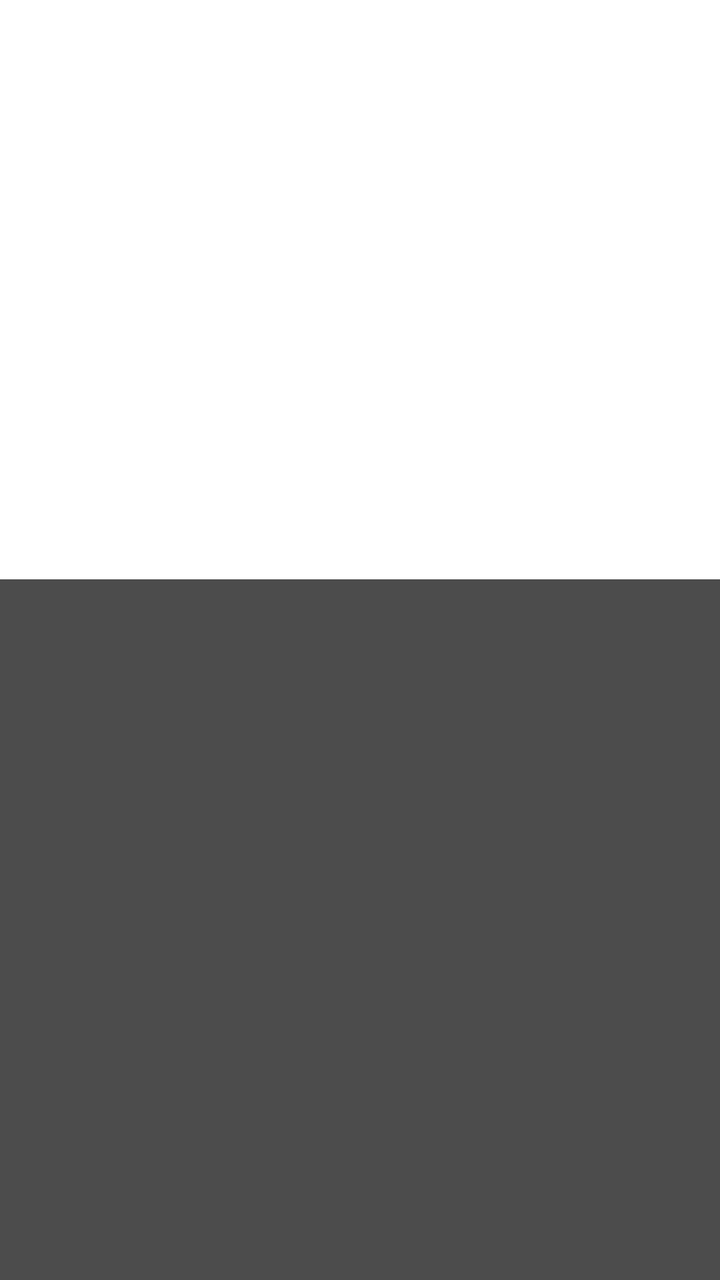
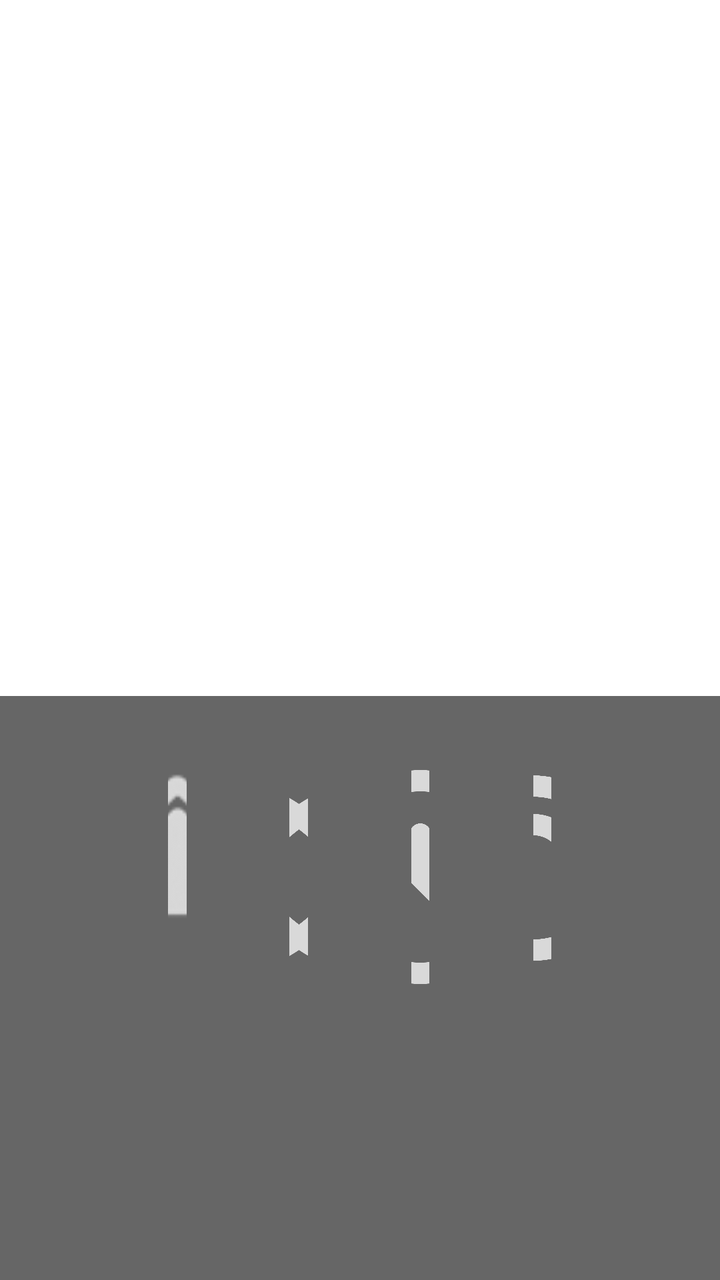

Compare the two renders of this Android layout. The source of the first and the diff that turns it into the second are given below.
<!-- AndroidManifest.xml: application theme AppTheme.NoActionBar -->
<!-- res/layout/activity_main.xml -->
<?xml version="1.0" encoding="utf-8"?>
<LinearLayout xmlns:android="http://schemas.android.com/apk/res/android"
    android:layout_width="match_parent"
    android:layout_height="match_parent"
    android:orientation="vertical">

    
    <FrameLayout
        android:id="@+id/tabContainer"
        android:layout_width="match_parent"
        android:layout_height="@dimen/vs_0"
        android:layout_weight="1" />

    
    <include
        android:id="@+id/mainBottomBar"
        layout="@layout/view_bottom_nav"
        android:layout_width="match_parent"
        android:layout_height="@dimen/vs_60" />
</LinearLayout>
<!-- res/layout/view_bottom_nav.xml (included above) -->
<?xml version="1.0" encoding="utf-8"?>
<LinearLayout xmlns:android="http://schemas.android.com/apk/res/android"
    android:id="@+id/userBottomBar"
    android:layout_width="match_parent"
    android:layout_height="@dimen/vs_60"
    android:background="#B3000000"
    android:gravity="center_vertical"
    android:orientation="horizontal"
    android:paddingLeft="@dimen/vs_10"
    android:paddingRight="@dimen/vs_10">

    <LinearLayout
        android:id="@+id/tvHome"
        android:layout_width="@dimen/vs_0"
        android:layout_height="@dimen/vs_50"
        android:layout_marginLeft="@dimen/vs_6"
        android:layout_marginRight="@dimen/vs_6"
        android:layout_weight="1"
        android:focusable="true"
        android:gravity="center"
        android:orientation="vertical"
        android:padding="@dimen/vs_4">

        <ImageView
            android:id="@+id/ivHome"
            android:layout_width="@dimen/vs_25"
            android:layout_height="@dimen/vs_25"
            android:alpha="0.75"
            android:src="@drawable/icon_home" />

        <TextView
            android:id="@+id/tvHomeLabel"
            android:layout_width="wrap_content"
            android:layout_height="wrap_content"
            android:layout_marginTop="@dimen/vs_2"
            android:focusable="false"
            android:focusableInTouchMode="false"
            android:gravity="center"
            android:text="主页"
            android:textColor="@color/color_CCFFFFFF"
            android:textSize="@dimen/ts_18" />
    </LinearLayout>

    <LinearLayout
        android:id="@+id/tvLive"
        android:layout_width="@dimen/vs_0"
        android:layout_height="@dimen/vs_50"
        android:layout_marginLeft="@dimen/vs_6"
        android:layout_marginRight="@dimen/vs_6"
        android:layout_weight="1"
        android:focusable="true"
        android:gravity="center"
        android:orientation="vertical"
        android:padding="@dimen/vs_4">

        <ImageView
            android:id="@+id/ivLive"
            android:layout_width="@dimen/vs_25"
            android:layout_height="@dimen/vs_25"
            android:alpha="0.75"
            android:src="@drawable/icon_live" />

        <TextView
            android:id="@+id/tvLiveLabel"
            android:layout_width="wrap_content"
            android:layout_height="wrap_content"
            android:layout_marginTop="@dimen/vs_2"
            android:focusable="false"
            android:focusableInTouchMode="false"
            android:gravity="center"
            android:text="直播"
            android:textColor="@color/color_CCFFFFFF"
            android:textSize="@dimen/ts_18" />
    </LinearLayout>

    <LinearLayout
        android:id="@+id/tvHistory"
        android:layout_width="@dimen/vs_0"
        android:layout_height="@dimen/vs_50"
        android:layout_marginLeft="@dimen/vs_6"
        android:layout_marginRight="@dimen/vs_6"
        android:layout_weight="1"
        android:focusable="true"
        android:gravity="center"
        android:orientation="vertical"
        android:padding="@dimen/vs_4">

        <ImageView
            android:id="@+id/ivHistory"
            android:layout_width="@dimen/vs_25"
            android:layout_height="@dimen/vs_25"
            android:alpha="0.75"
            android:src="@drawable/icon_history" />

        <TextView
            android:id="@+id/tvHistoryLabel"
            android:layout_width="wrap_content"
            android:layout_height="wrap_content"
            android:layout_marginTop="@dimen/vs_2"
            android:focusable="false"
            android:focusableInTouchMode="false"
            android:gravity="center"
            android:text="历史"
            android:textColor="@color/color_CCFFFFFF"
            android:textSize="@dimen/ts_18" />
    </LinearLayout>

    <LinearLayout
        android:id="@+id/tvSearch"
        android:layout_width="@dimen/vs_0"
        android:layout_height="@dimen/vs_50"
        android:layout_marginLeft="@dimen/vs_6"
        android:layout_marginRight="@dimen/vs_6"
        android:layout_weight="1"
        android:focusable="true"
        android:gravity="center"
        android:orientation="vertical"
        android:padding="@dimen/vs_4">

        <ImageView
            android:id="@+id/ivSearch"
            android:layout_width="@dimen/vs_25"
            android:layout_height="@dimen/vs_25"
            android:alpha="0.75"
            android:src="@drawable/icon_search" />

        <TextView
            android:id="@+id/tvSearchLabel"
            android:layout_width="wrap_content"
            android:layout_height="wrap_content"
            android:layout_marginTop="@dimen/vs_2"
            android:focusable="false"
            android:focusableInTouchMode="false"
            android:gravity="center"
            android:text="搜索"
            android:textColor="@color/color_CCFFFFFF"
            android:textSize="@dimen/ts_18" />
    </LinearLayout>
</LinearLayout>
<!-- resources referenced by this layout -->
<resources>
  <color name="color_CCFFFFFF">#BBFFFFFF</color>
  <dimen name="ts_18">13mm</dimen>
  <dimen name="vs_0">0mm</dimen>
  <dimen name="vs_10">10mm</dimen>
  <dimen name="vs_2">2mm</dimen>
  <dimen name="vs_25">25mm</dimen>
  <dimen name="vs_4">4mm</dimen>
  <dimen name="vs_50">50mm</dimen>
  <dimen name="vs_6">6mm</dimen>
  <dimen name="vs_60">60mm</dimen>
  <!-- drawable icon_history (drawable) -->
  <vector xmlns:android="http://schemas.android.com/apk/res/android"
      android:width="48dp"
      android:height="48dp"
      android:viewportWidth="1024"
      android:viewportHeight="1024">
    <path
        android:pathData="M554.75,341.33a42.67,42.67 0,1 0,-85.33 0v170.84a42.67,42.67 0,0 0,12.5 30.17l106.58,106.5a42.67,42.67 0,1 0,60.33 -60.33L554.67,494.46V341.33z"
        android:fillColor="#ffffff"/>
    <path
        android:pathData="M273.66,267.65h36.65a42.67,42.67 0,1 1,0 85.33H170.67a42.67,42.67 0,0 1,-42.67 -42.67V170.67a42.67,42.67 0,0 1,85.33 0v36.65A425.39,425.39 0,0 1,512 85.33c235.65,0 426.67,191.02 426.67,426.67s-191.02,426.67 -426.67,426.67S85.33,747.65 85.33,512a42.67,42.67 0,1 1,85.33 0,341.33 341.33,0 1,0 103,-244.35z"
        android:fillColor="#ffffff"/>
  </vector>
  <!-- drawable icon_home: png bitmap (drawable-xxhdpi, 3151 bytes) -->
  <!-- drawable icon_live: vector/xml drawable (drawable, 2702 chars, omitted) -->
  <!-- drawable icon_search (drawable) -->
  <vector xmlns:android="http://schemas.android.com/apk/res/android"
      android:width="48dp"
      android:height="48dp"
      android:viewportWidth="1024"
      android:viewportHeight="1024">
    <path
        android:pathData="M337.37,318.12a196.1,196.1 0,0 1,138.97 -57.6c54.27,0 103.47,22.1 139.01,57.6a42.67,42.67 0,0 1,-60.33 60.33,110.72 110.72,0 0,0 -78.68,-32.55c-30.72,0 -58.45,12.37 -78.63,32.55a42.67,42.67 0,0 1,-60.33 -60.33z"
        android:fillColor="#ffffff"/>
    <path
        android:pathData="M106.67,476.33a369.66,369.66 0,1 1,659.5 229.55l138.67,138.62a42.67,42.67 0,1 1,-60.33 60.33l-138.67,-138.67A369.66,369.66 0,0 1,106.67 476.33zM476.33,192a284.33,284.33 0,1 0,0 568.7,284.33 284.33,0 0,0 0,-568.7z"
        android:fillColor="#ffffff"/>
  </vector>
  <style name="AppTheme.NoActionBar" parent="AppTheme">
          <item name="android:windowActionBar">false</item>
          <item name="android:windowNoTitle">true</item>
          <item name="windowActionBar">false</item>
          <item name="android:windowFullscreen">false</item>//手机版：默认保留状态栏，全屏页面运行时再隐藏
          <item name="android:windowContentOverlay">@null</item>//是否有遮盖
          <item name="windowNoTitle">true</item>
          
          
          <item name="android:windowBackground">@android:color/transparent</item>
          
          <item name="android:statusBarColor">@android:color/transparent</item>
          <item name="android:windowDrawsSystemBarBackgrounds">true</item>
      </style>
  <style name="AppTheme" parent="Theme.AppCompat.Light.DarkActionBar">
          
          <item name="colorPrimary">@color/color_6200EE</item>
          <item name="colorPrimaryDark">@color/color_3700B3</item>
          <item name="colorAccent">@color/color_03DAC5</item>
      </style>
  <color name="color_6200EE">#6200EE</color>
  <color name="color_3700B3">#3700B3</color>
  <color name="color_03DAC5">#03DAC5</color>
</resources>

<!-- the commit's change to res/layout/activity_main.xml (unified diff, before → after) -->
@@ -16,15 +16,15 @@
         android:id="@+id/mainBottomBar"
         layout="@layout/view_bottom_nav"
         android:layout_width="match_parent"
-        android:layout_height="@dimen/vs_60" />
+        android:layout_height="@dimen/vs_50" />
 </LinearLayout>
 <!-- res/layout/view_bottom_nav.xml (included above) -->
 <?xml version="1.0" encoding="utf-8"?>
 <LinearLayout xmlns:android="http://schemas.android.com/apk/res/android"
     android:id="@+id/userBottomBar"
     android:layout_width="match_parent"
-    android:layout_height="@dimen/vs_60"
-    android:background="#B3000000"
+    android:layout_height="@dimen/vs_50"
+    android:background="#99000000"
     android:gravity="center_vertical"
     android:orientation="horizontal"
     android:paddingLeft="@dimen/vs_10"
@@ -33,19 +33,19 @@
     <LinearLayout
         android:id="@+id/tvHome"
         android:layout_width="@dimen/vs_0"
-        android:layout_height="@dimen/vs_50"
-        android:layout_marginLeft="@dimen/vs_6"
-        android:layout_marginRight="@dimen/vs_6"
+        android:layout_height="@dimen/vs_45"
+        android:layout_marginLeft="@dimen/vs_4"
+        android:layout_marginRight="@dimen/vs_4"
         android:layout_weight="1"
         android:focusable="true"
         android:gravity="center"
         android:orientation="vertical"
-        android:padding="@dimen/vs_4">
+        android:padding="@dimen/vs_2">
 
         <ImageView
             android:id="@+id/ivHome"
-            android:layout_width="@dimen/vs_25"
-            android:layout_height="@dimen/vs_25"
+            android:layout_width="@dimen/vs_22"
+            android:layout_height="@dimen/vs_22"
             android:alpha="0.75"
             android:src="@drawable/icon_home" />
 
@@ -53,31 +53,31 @@
             android:id="@+id/tvHomeLabel"
             android:layout_width="wrap_content"
             android:layout_height="wrap_content"
-            android:layout_marginTop="@dimen/vs_2"
+            android:layout_marginTop="@dimen/vs_1"
             android:focusable="false"
             android:focusableInTouchMode="false"
             android:gravity="center"
             android:text="主页"
             android:textColor="@color/color_CCFFFFFF"
-            android:textSize="@dimen/ts_18" />
+            android:textSize="@dimen/ts_16" />
     </LinearLayout>
 
     <LinearLayout
         android:id="@+id/tvLive"
         android:layout_width="@dimen/vs_0"
-        android:layout_height="@dimen/vs_50"
-        android:layout_marginLeft="@dimen/vs_6"
-        android:layout_marginRight="@dimen/vs_6"
+        android:layout_height="@dimen/vs_45"
+        android:layout_marginLeft="@dimen/vs_4"
+        android:layout_marginRight="@dimen/vs_4"
         android:layout_weight="1"
         android:focusable="true"
         android:gravity="center"
         android:orientation="vertical"
-        android:padding="@dimen/vs_4">
+        android:padding="@dimen/vs_2">
 
         <ImageView
             android:id="@+id/ivLive"
-            android:layout_width="@dimen/vs_25"
-            android:layout_height="@dimen/vs_25"
+            android:layout_width="@dimen/vs_22"
+            android:layout_height="@dimen/vs_22"
             android:alpha="0.75"
             android:src="@drawable/icon_live" />
 
@@ -85,31 +85,31 @@
             android:id="@+id/tvLiveLabel"
             android:layout_width="wrap_content"
             android:layout_height="wrap_content"
-            android:layout_marginTop="@dimen/vs_2"
+            android:layout_marginTop="@dimen/vs_1"
             android:focusable="false"
             android:focusableInTouchMode="false"
             android:gravity="center"
             android:text="直播"
             android:textColor="@color/color_CCFFFFFF"
-            android:textSize="@dimen/ts_18" />
+            android:textSize="@dimen/ts_16" />
     </LinearLayout>
 
     <LinearLayout
         android:id="@+id/tvHistory"
         android:layout_width="@dimen/vs_0"
-        android:layout_height="@dimen/vs_50"
-        android:layout_marginLeft="@dimen/vs_6"
-        android:layout_marginRight="@dimen/vs_6"
+        android:layout_height="@dimen/vs_45"
+        android:layout_marginLeft="@dimen/vs_4"
+        android:layout_marginRight="@dimen/vs_4"
         android:layout_weight="1"
         android:focusable="true"
         android:gravity="center"
         android:orientation="vertical"
-        android:padding="@dimen/vs_4">
+        android:padding="@dimen/vs_2">
 
         <ImageView
             android:id="@+id/ivHistory"
-            android:layout_width="@dimen/vs_25"
-            android:layout_height="@dimen/vs_25"
+            android:layout_width="@dimen/vs_22"
+            android:layout_height="@dimen/vs_22"
             android:alpha="0.75"
             android:src="@drawable/icon_history" />
 
@@ -117,31 +117,31 @@
             android:id="@+id/tvHistoryLabel"
             android:layout_width="wrap_content"
             android:layout_height="wrap_content"
-            android:layout_marginTop="@dimen/vs_2"
+            android:layout_marginTop="@dimen/vs_1"
             android:focusable="false"
             android:focusableInTouchMode="false"
             android:gravity="center"
             android:text="历史"
             android:textColor="@color/color_CCFFFFFF"
-            android:textSize="@dimen/ts_18" />
+            android:textSize="@dimen/ts_16" />
     </LinearLayout>
 
     <LinearLayout
         android:id="@+id/tvSearch"
         android:layout_width="@dimen/vs_0"
-        android:layout_height="@dimen/vs_50"
-        android:layout_marginLeft="@dimen/vs_6"
-        android:layout_marginRight="@dimen/vs_6"
+        android:layout_height="@dimen/vs_45"
+        android:layout_marginLeft="@dimen/vs_4"
+        android:layout_marginRight="@dimen/vs_4"
         android:layout_weight="1"
         android:focusable="true"
         android:gravity="center"
         android:orientation="vertical"
-        android:padding="@dimen/vs_4">
+        android:padding="@dimen/vs_2">
 
         <ImageView
             android:id="@+id/ivSearch"
-            android:layout_width="@dimen/vs_25"
-            android:layout_height="@dimen/vs_25"
+            android:layout_width="@dimen/vs_22"
+            android:layout_height="@dimen/vs_22"
             android:alpha="0.75"
             android:src="@drawable/icon_search" />
 
@@ -149,12 +149,12 @@
             android:id="@+id/tvSearchLabel"
             android:layout_width="wrap_content"
             android:layout_height="wrap_content"
-            android:layout_marginTop="@dimen/vs_2"
+            android:layout_marginTop="@dimen/vs_1"
             android:focusable="false"
             android:focusableInTouchMode="false"
             android:gravity="center"
             android:text="搜索"
             android:textColor="@color/color_CCFFFFFF"
-            android:textSize="@dimen/ts_18" />
+            android:textSize="@dimen/ts_16" />
     </LinearLayout>
 </LinearLayout>
<!-- resource entries referenced after the edit -->
@@ -1,15 +1,15 @@
 <!-- resources referenced by this layout -->
 <resources>
   <color name="color_CCFFFFFF">#BBFFFFFF</color>
-  <dimen name="ts_18">13mm</dimen>
+  <dimen name="ts_16">12mm</dimen>
   <dimen name="vs_0">0mm</dimen>
+  <dimen name="vs_1">1mm</dimen>
   <dimen name="vs_10">10mm</dimen>
   <dimen name="vs_2">2mm</dimen>
-  <dimen name="vs_25">25mm</dimen>
+  <dimen name="vs_22">22mm</dimen>
   <dimen name="vs_4">4mm</dimen>
+  <dimen name="vs_45">45mm</dimen>
   <dimen name="vs_50">50mm</dimen>
-  <dimen name="vs_6">6mm</dimen>
-  <dimen name="vs_60">60mm</dimen>
   <!-- drawable icon_history (drawable) -->
   <vector xmlns:android="http://schemas.android.com/apk/res/android"
       android:width="48dp"
